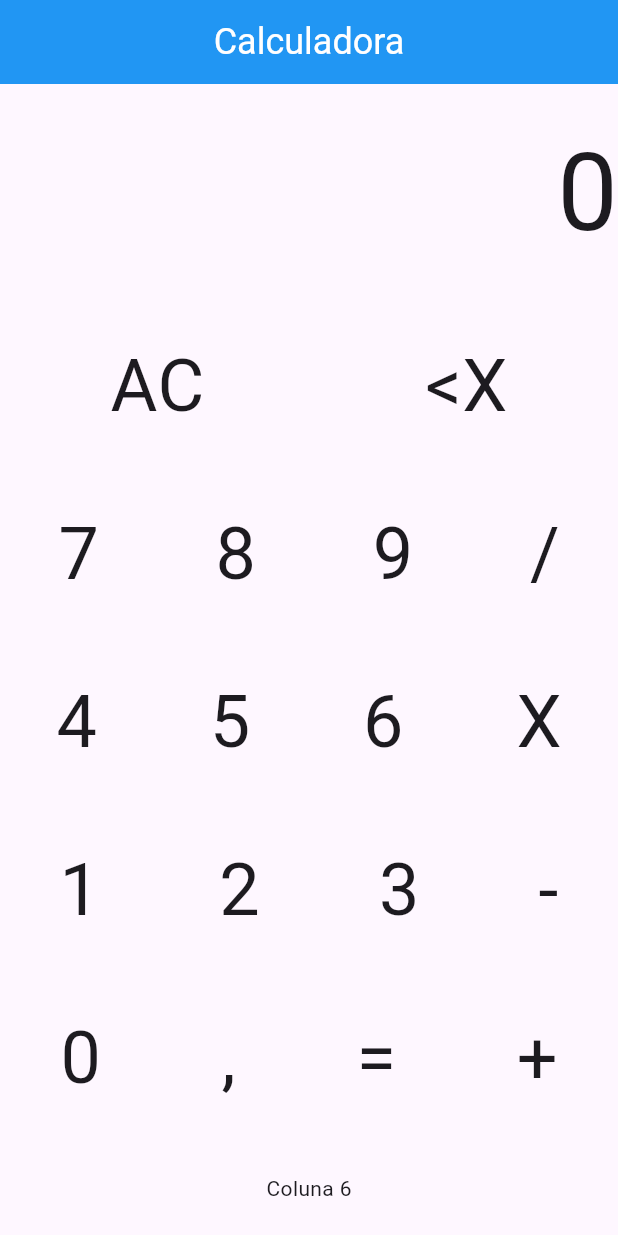
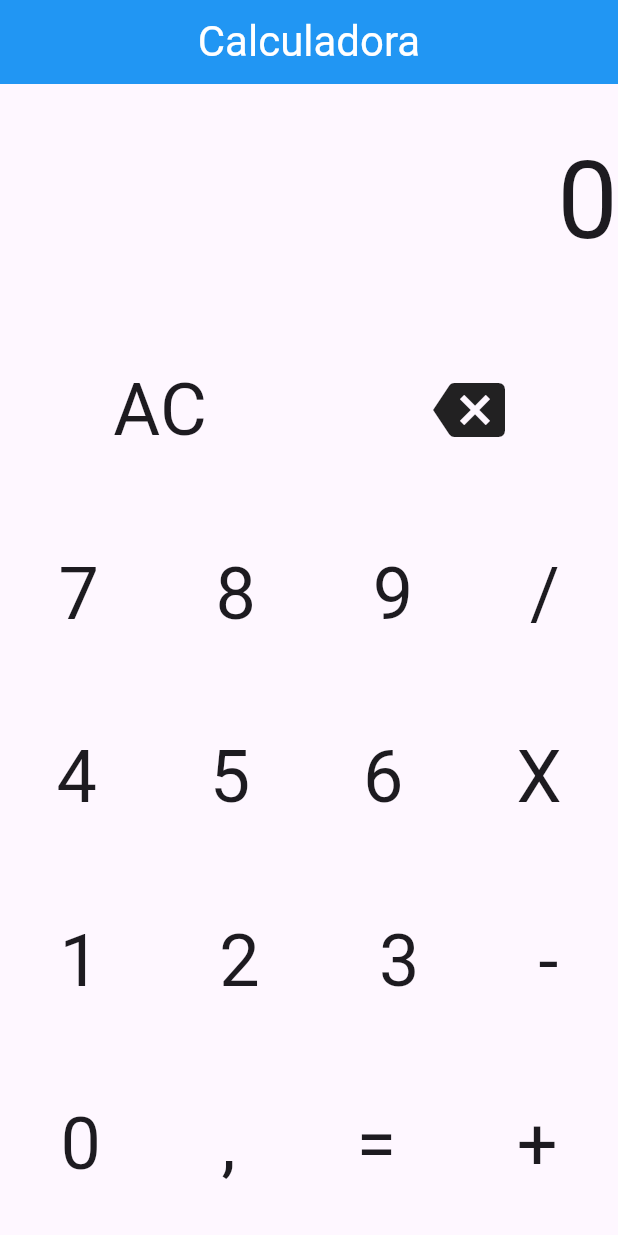
Before and after one commit to Paulo19961944/Curso-Flutter, a Flutter app: the screen it shows after launch, item 2 of the bottom bar chosen, after a tap on "AC", on a phone screen of 412 x 824 dp. Run offline on Flutter 3.47's test engine with Material 3 defaults, Android fonts, the light colour scheme and no system bars.

Commit message:
[feat] Add Backspace Function

```diff
--- a/calculadora_project/lib/main.dart
+++ b/calculadora_project/lib/main.dart
@@ -113,6 +113,12 @@ class _MyAppState extends State<MyApp> {
       });
       break;
 
+    case '<X':
+      setState(() {
+        numero = numero.substring(0, numero.length - 1);
+      });
+      break;
+
     default:
       numero += tecla;
       break;
@@ -142,6 +148,7 @@ class _MyAppState extends State<MyApp> {
         print('Impossível dividir por 0!');
       }
       break;
+
     default:
       resultado = num2; // No caso de um valor simples, usamos o número diretamente
   }
@@ -155,6 +162,7 @@ class _MyAppState extends State<MyApp> {
 
   primeiroNumero = 0; // Reseta o primeiro número para evitar cálculos acumulados
 }
+
 
   @override
   Widget build(BuildContext context) {
@@ -170,7 +178,7 @@ class _MyAppState extends State<MyApp> {
               'Calculadora',
               style: TextStyle(
                 color: Colors.white,
-                fontSize: 24,
+                fontSize: 28,
               ),
             ),
           ),
@@ -208,10 +216,14 @@ class _MyAppState extends State<MyApp> {
                     ),
                   ),
                 ),
-                Text('<X',
-                  style: TextStyle(
-                    fontSize: 48,
-                  ),
+                GestureDetector(
+                  onTap: () {
+                    calcular('<X');
+                  },
+                  child: Icon(
+                    Icons.backspace,
+                    size: 48,
+                  )
                 ),
               ],
             ),
@@ -395,9 +407,6 @@ class _MyAppState extends State<MyApp> {
                 ),
               ],
             ),
-            Text(
-              'Coluna 6',
-            ),
           ],
         )
       ),
```
Lines whose indentation alone changed are shown as unchanged.
